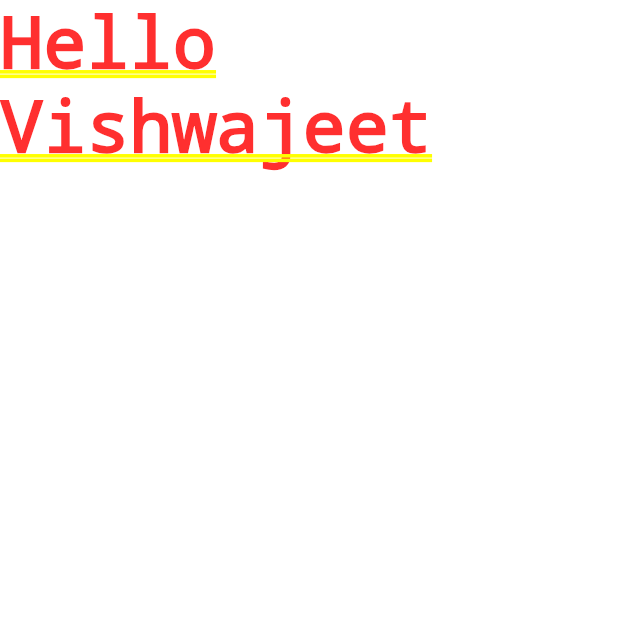
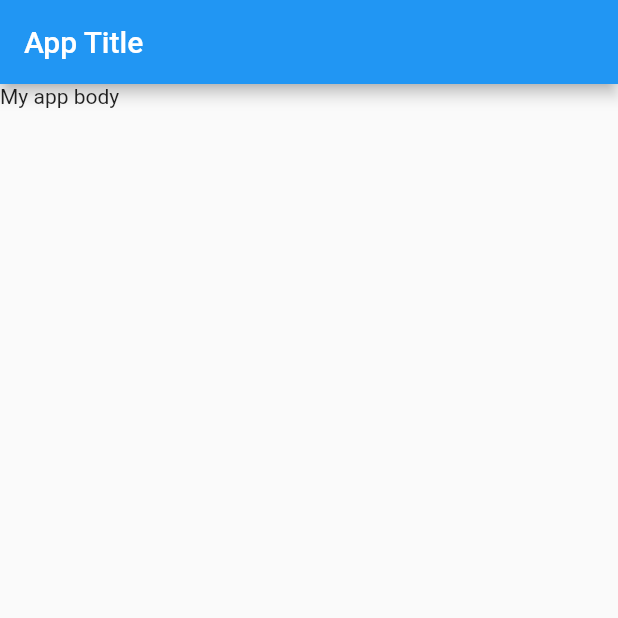
Before and after one commit to vkondi/first-flutter, a Flutter app: the screen it shows after launch, on a phone screen of 412 x 824 dp, the top half of it. Run offline on Flutter 3.47's test engine with Material 2 defaults, Android fonts, the phone set to English and light mode, and no system bars.

Commit message:
Section 2-29

```diff
--- a/lib/main.dart
+++ b/lib/main.dart
@@ -5,7 +5,15 @@ void main() {
 }
 
 class MyApp extends StatelessWidget {
+  @override
   Widget build(BuildContext context) {
-    return MaterialApp(home: Text("Hello Vishwajeet"),);
+    return MaterialApp(
+      home: Scaffold(
+        appBar: AppBar(
+          title: Text("App Title"),
+        ),
+        body: Text("My app body"),
+      ),
+    );
   }
 }
```
